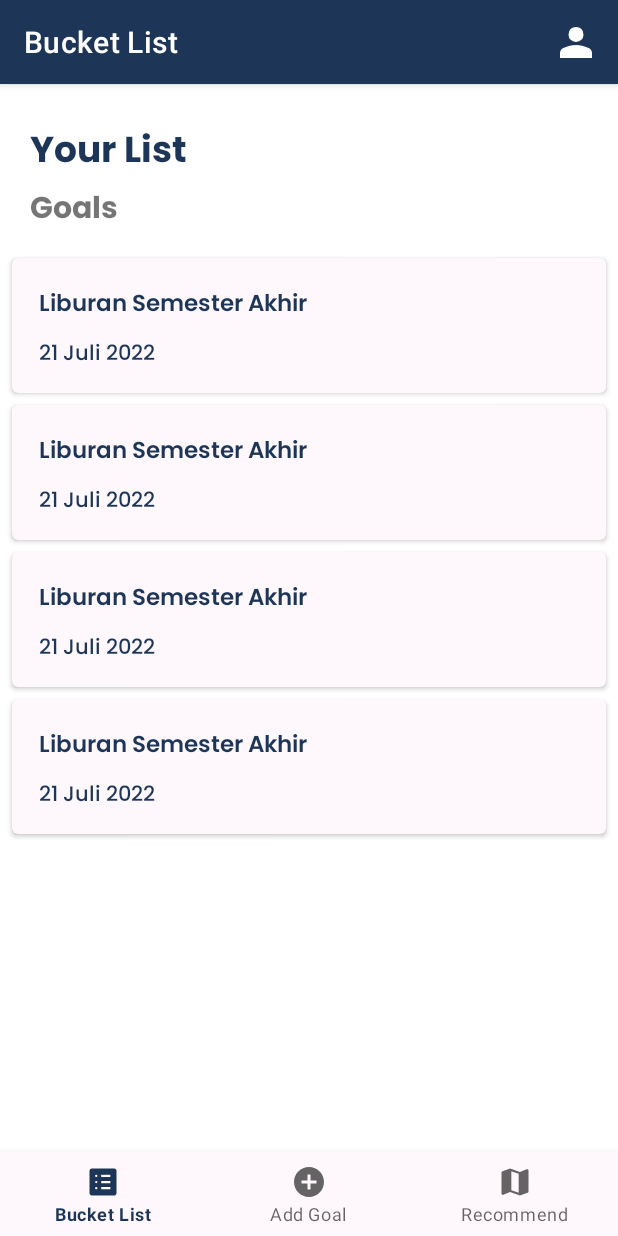
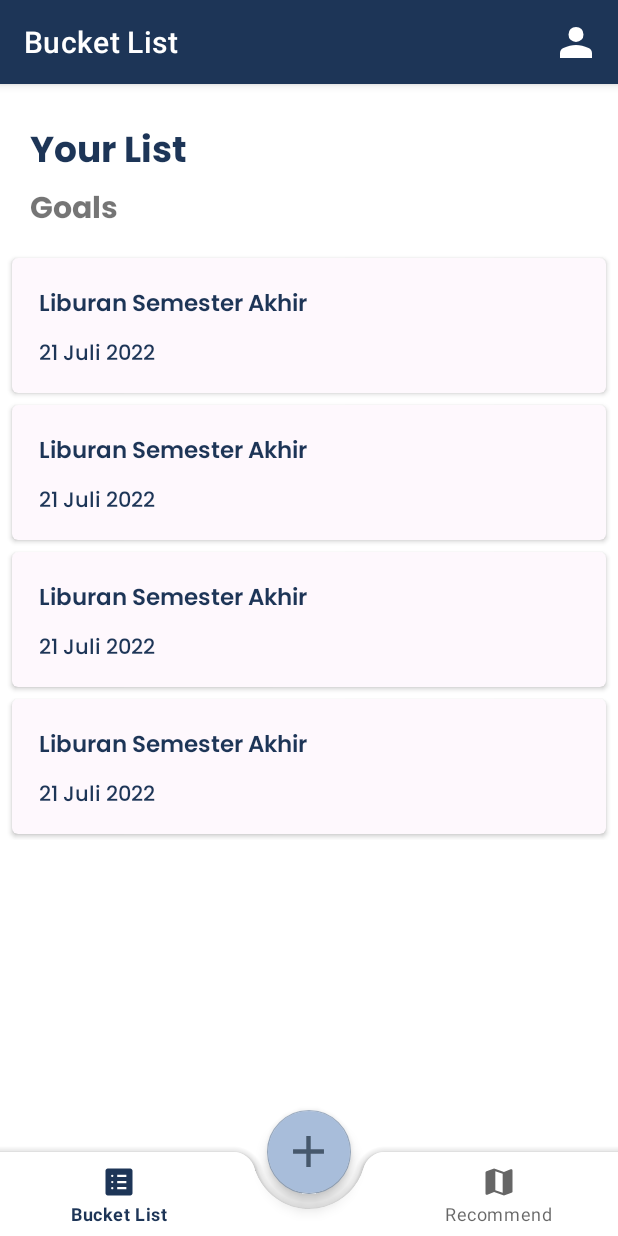
Before and after one commit to nabilah1001/Notogo-MD, an Android app: the MainActivity screen opened directly, with no data from a screen before it, on a phone screen of 412 x 824 dp. Run offline under Robolectric (Android 15) with nearby library versions, the phone set to English and light mode, and no system bars; our stand-ins replace navigation-ui.

Commit message:
Update Navbar

```diff
--- a/app/src/main/java/com/dicoding/picodiploma/notogo_app/MainActivity.kt
+++ b/app/src/main/java/com/dicoding/picodiploma/notogo_app/MainActivity.kt
@@ -12,6 +12,7 @@ import androidx.navigation.ui.setupWithNavController
 import com.dicoding.picodiploma.notogo_app.account.AccountActivity
 import com.dicoding.picodiploma.notogo_app.databinding.ActivityMainBinding
 import com.google.android.material.bottomnavigation.BottomNavigationView
+import kotlinx.android.synthetic.main.activity_main.*
 
 class MainActivity : AppCompatActivity() {
 
@@ -23,16 +24,19 @@ class MainActivity : AppCompatActivity() {
         binding = ActivityMainBinding.inflate(layoutInflater)
         setContentView(binding.root)
 
+        nav_bottom.background = null
+        nav_bottom.menu.getItem(1).isEnabled = false
+
         val navView: BottomNavigationView = binding.navBottom
 
         val navController = findNavController(R.id.nav_host_main)
         val appBarConfiguration = AppBarConfiguration.Builder(
-            R.id.navigation_bucket, R.id.navigation_add, R.id.navigation_recommend
+            R.id.navigation_bucket, R.id.navigation_space, R.id.navigation_recommend
         ).build()
 
         setupActionBarWithNavController(navController, appBarConfiguration)
         navView.setupWithNavController(navController)
- }
+    }
 
     // Option Menu
     override fun onCreateOptionsMenu(menu: Menu): Boolean {
--- a/app/src/main/res/layout/activity_main.xml
+++ b/app/src/main/res/layout/activity_main.xml
@@ -1,20 +1,18 @@
 <?xml version="1.0" encoding="utf-8"?>
-<androidx.constraintlayout.widget.ConstraintLayout
+<androidx.coordinatorlayout.widget.CoordinatorLayout
     xmlns:android="http://schemas.android.com/apk/res/android"
     xmlns:app="http://schemas.android.com/apk/res-auto"
+    xmlns:tools="http://schemas.android.com/tools"
     android:id="@+id/container"
     android:layout_width="match_parent"
-    android:layout_height="match_parent">
+    android:layout_height="match_parent"
+    tools:context=".MainActivity">
 
-    <com.google.android.material.bottomnavigation.BottomNavigationView
-        android:id="@+id/nav_bottom"
-        android:layout_width="0dp"
-        android:layout_height="wrap_content"
-        android:background="@color/white_2"
-        app:layout_constraintBottom_toBottomOf="parent"
-        app:layout_constraintLeft_toLeftOf="parent"
-        app:layout_constraintRight_toRightOf="parent"
-        app:menu="@menu/bottom_menu" />
+    <androidx.core.widget.NestedScrollView
+        android:layout_width="match_parent"
+        android:layout_height="match_parent"
+        android:paddingBottom="100dp"
+        android:clipToPadding="false">
 
         <fragment
             android:id="@+id/nav_host_main"
@@ -26,6 +24,39 @@
             app:layout_constraintLeft_toLeftOf="parent"
             app:layout_constraintRight_toRightOf="parent"
             app:layout_constraintTop_toTopOf="parent"
-        app:navGraph="@navigation/mobile_navigation" />
+            app:navGraph="@navigation/mobile_navigation"/>
 
-</androidx.constraintlayout.widget.ConstraintLayout>
+    </androidx.core.widget.NestedScrollView>
+
+    <com.google.android.material.bottomappbar.BottomAppBar
+        android:id="@+id/bottom_app_bar"
+        android:layout_width="match_parent"
+        android:layout_height="wrap_content"
+        android:layout_gravity="bottom"
+        app:fabAlignmentMode="center"
+        app:fabCradleMargin="10dp"
+        app:fabCradleRoundedCornerRadius="15dp"
+        app:hideOnScroll="true">
+
+        <com.google.android.material.bottomnavigation.BottomNavigationView
+            android:id="@+id/nav_bottom"
+            android:layout_width="match_parent"
+            android:layout_height="match_parent"
+            android:layout_marginEnd="16dp"
+            android:layout_gravity="bottom"
+            android:background="?android:attr/windowBackground"
+            app:menu="@menu/bottom_menu"/>
+
+    </com.google.android.material.bottomappbar.BottomAppBar>
+
+    <com.google.android.material.floatingactionbutton.FloatingActionButton
+        android:id="@+id/tab"
+        android:layout_width="wrap_content"
+        android:layout_height="wrap_content"
+        android:src="@drawable/ic_add"
+        android:backgroundTint="@color/blue_2"
+        app:layout_anchor="@id/bottom_app_bar"
+        app:maxImageSize="35dp"
+        android:tint="@color/white_1"/>
+
+</androidx.coordinatorlayout.widget.CoordinatorLayout>
--- a/app/src/main/res/layout/fragment_recommend.xml
+++ b/app/src/main/res/layout/fragment_recommend.xml
@@ -22,6 +22,17 @@
         app:spanCount="2"
         tools:listitem="@layout/item_recommend" />
 
+    <androidx.appcompat.widget.Toolbar
+        android:id="@+id/toolbar"
+        android:layout_width="match_parent"
+        android:layout_height="?attr/actionBarSize"
+        android:background="@color/white_1"
+        app:layout_constraintEnd_toEndOf="parent"
+        app:layout_constraintStart_toStartOf="parent"
+        app:layout_constraintTop_toTopOf="parent"
+        app:title="Explore"
+        app:titleTextColor="@color/blue_1"/>
+
 <!--    <ProgressBar-->
 <!--        android:id="@+id/progress_recommend"-->
 <!--        android:layout_width="wrap_content"-->
@@ -31,35 +42,4 @@
 <!--        app:layout_constraintStart_toStartOf="parent"-->
 <!--        app:layout_constraintTop_toTopOf="parent" />-->
 
-    <androidx.appcompat.widget.Toolbar
-        android:id="@+id/toolbar"
-        android:layout_width="match_parent"
-        android:layout_height="?attr/actionBarSize"
-        android:background="@color/white_1"
-        app:title="Explore"
-        app:titleTextColor="@color/blue_1"
-        app:layout_constraintEnd_toEndOf="parent"
-        app:layout_constraintStart_toStartOf="parent"
-        app:layout_constraintTop_toTopOf="parent">
-
-<!--        <androidx.constraintlayout.widget.ConstraintLayout-->
-<!--            android:layout_width="match_parent"-->
-<!--            android:layout_height="match_parent">-->
-
-<!--            <TextView-->
-<!--                android:layout_width="wrap_content"-->
-<!--                android:layout_height="wrap_content"-->
-<!--                android:layout_marginEnd="16dp"-->
-<!--                android:fontFamily="@font/ppsemibold"-->
-<!--                android:text="Explore"-->
-<!--                android:textColor="@color/blue_1"-->
-<!--                android:textSize="18sp"-->
-<!--                app:layout_constraintBottom_toBottomOf="parent"-->
-<!--                app:layout_constraintEnd_toEndOf="parent"-->
-<!--                app:layout_constraintStart_toStartOf="parent"-->
-<!--                app:layout_constraintTop_toTopOf="parent" />-->
-<!--        </androidx.constraintlayout.widget.ConstraintLayout>-->
-
-    </androidx.appcompat.widget.Toolbar>
-
 </androidx.constraintlayout.widget.ConstraintLayout>
--- a/app/src/main/res/menu/bottom_menu.xml
+++ b/app/src/main/res/menu/bottom_menu.xml
@@ -5,9 +5,8 @@
         android:icon="@drawable/ic_list"
         android:title="@string/bucket_list"/>
 
-    <item android:id="@+id/navigation_add"
-        android:icon="@drawable/ic_add_circle"
-        android:title="@string/add_goal"/>
+    <item android:id="@+id/navigation_space"
+        android:title=""/>
 
     <item android:id="@+id/navigation_recommend"
         android:icon="@drawable/ic_maps"
--- a/app/src/main/res/navigation/mobile_navigation.xml
+++ b/app/src/main/res/navigation/mobile_navigation.xml
@@ -8,18 +8,16 @@
     <fragment
         android:id="@+id/navigation_bucket"
         android:name="com.dicoding.picodiploma.notogo_app.bucket.BucketFragment"
-        android:label="Bucket List"
+        android:label="@string/bucket_list"
         tools:layout="@layout/fragment_bucket" />
 
     <fragment
-        android:id="@+id/navigation_add"
-        android:name="com.dicoding.picodiploma.notogo_app.add.AddFragment"
-        android:label="Add Goal"
-        tools:layout="@layout/fragment_add" />
+        android:id="@+id/navigation_space"
+        android:label="Space"/>
 
     <fragment
         android:id="@+id/navigation_recommend"
         android:name="com.dicoding.picodiploma.notogo_app.recommend.RecommendFragment"
-        android:label="Recommend"
+        android:label="@string/recommend"
         tools:layout="@layout/fragment_recommend" />
 </navigation>
```
Lines whose indentation alone changed are shown as unchanged.
